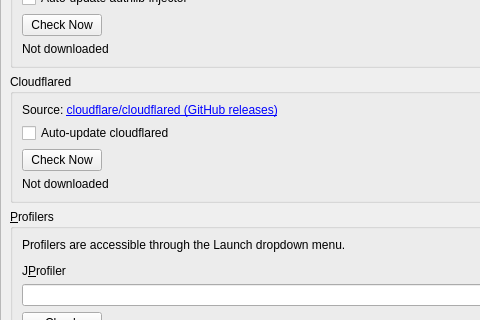
Qt form launcher/ui/pages/global/ExternalToolsPage.ui (gingantic/PrismLauncher) before a commit; both pictures show x 0 to 480 and y 282 to 602 of the 673 by 823 pixel window.
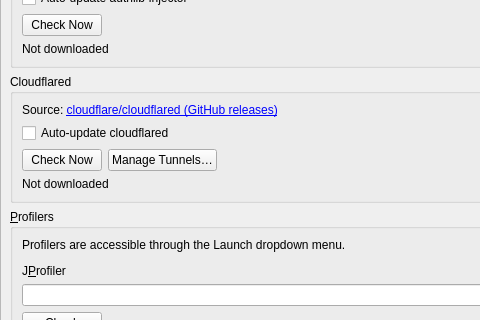
The same form after that commit.

Commit message: Add Cloudflared bindings and UI integration

What changed in the file:
```diff
--- a/launcher/ui/pages/global/ExternalToolsPage.ui
+++ b/launcher/ui/pages/global/ExternalToolsPage.ui
@@ -236,6 +236,16 @@
              </property>
             </widget>
            </item>
+           <item>
+            <widget class="QPushButton" name="cloudflaredManageTunnelsBtn">
+             <property name="text">
+              <string>Manage Tunnels…</string>
+             </property>
+             <property name="toolTip">
+              <string>Open the Cloudflare tunnel manager to expose or connect to Minecraft servers.</string>
+             </property>
+            </widget>
+           </item>
            <item>
             <spacer name="cloudflaredSpacer">
              <property name="orientation">
```
The commit also changes 21 other files.
